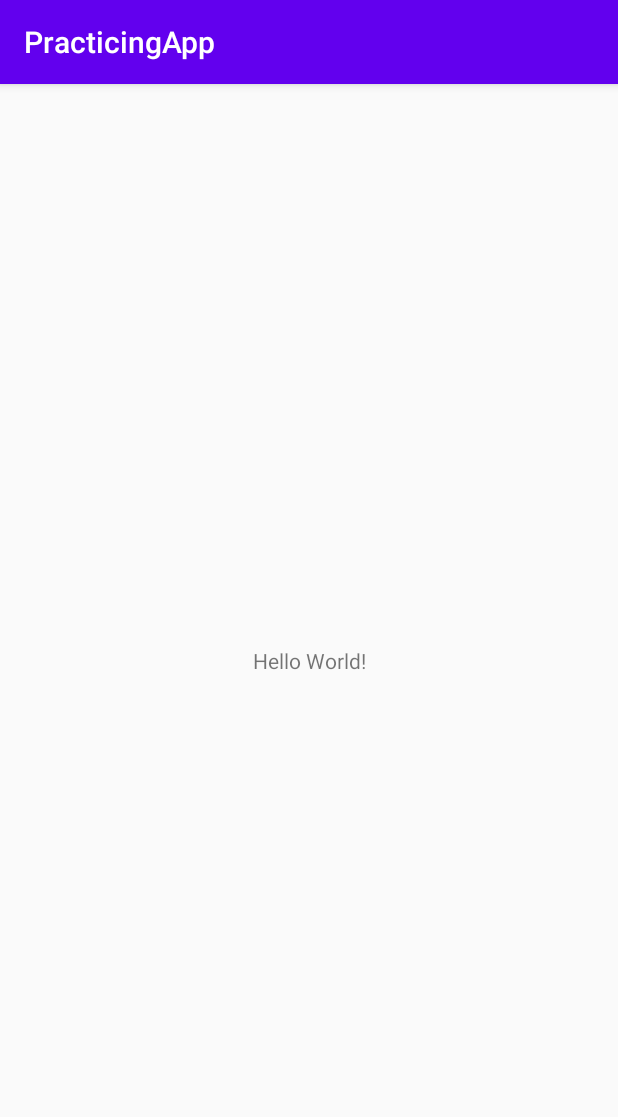
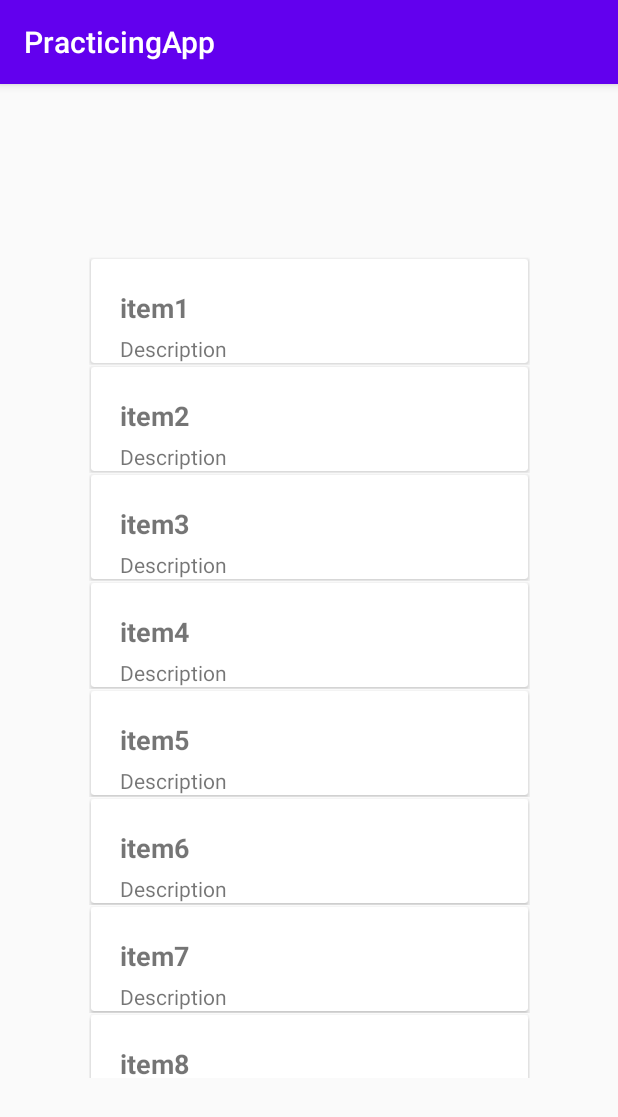
Before and after one commit to DeVanquisher/PractisingApp, an Android app: the screen it shows after launch (MainActivity), on a phone screen of 412 x 824 dp. Shown: the top 1117 px of the screen. Run offline under Robolectric (Android 15) with nearby library versions, the phone set to English and light mode, and no system bars.

Commit message:
Recycler view added

```diff
--- a/app/build.gradle
+++ b/app/build.gradle
@@ -26,6 +26,8 @@ dependencies {
     implementation fileTree(dir: "libs", include: ["*.jar"])
     implementation 'androidx.appcompat:appcompat:1.1.0'
     implementation 'androidx.constraintlayout:constraintlayout:1.1.3'
+    implementation 'androidx.recyclerview:recyclerview:1.1.0'
+    implementation 'androidx.cardview:cardview:1.0.0'
     testImplementation 'junit:junit:4.12'
     androidTestImplementation 'androidx.test.ext:junit:1.1.1'
     androidTestImplementation 'androidx.test.espresso:espresso-core:3.2.0'
--- /dev/null
+++ b/app/src/main/java/Adapter/MyAdapter.java
@@ -0,0 +1,60 @@
+package Adapter;
+
+import android.content.Context;
+import android.view.LayoutInflater;
+import android.view.View;
+import android.view.ViewGroup;
+import android.widget.TextView;
+
+import androidx.annotation.NonNull;
+import androidx.recyclerview.widget.RecyclerView;
+
+import com.example.practicingapp.R;
+
+import java.util.List;
+
+import Model.ListItem;
+
+public class MyAdapter extends RecyclerView.Adapter<MyAdapter.ViewHolder> {
+
+    private Context context;
+    private List<ListItem>listItems;
+
+    public MyAdapter(Context context, List listitem){
+        this.context = context;
+        this.listItems = listitem;
+
+    }
+    @NonNull
+    @Override
+    public ViewHolder onCreateViewHolder(@NonNull ViewGroup parent, int viewType) {
+        View view = LayoutInflater.from(parent.getContext()).inflate(R.layout.list_row, parent, false);
+        return new ViewHolder(view);
+    }
+
+    @Override
+    public void onBindViewHolder(@NonNull MyAdapter.ViewHolder holder, int position) {
+
+        ListItem item = listItems.get(position);
+        holder.name.setText(item.getName());
+        holder.description.setText(item.getDescription());
+
+    }
+
+    @Override
+    public int getItemCount() {
+        return listItems.size();
+    }
+
+    public class ViewHolder extends RecyclerView.ViewHolder {
+        public TextView name;
+        public TextView description;
+
+        public ViewHolder(@NonNull View itemView) {
+            super(itemView);
+
+            name = (TextView) itemView.findViewById(R.id.title);
+            description = (TextView) itemView.findViewById(R.id.description);
+        }
+    }
+}
--- /dev/null
+++ b/app/src/main/java/Model/ListItem.java
@@ -0,0 +1,29 @@
+package Model;
+
+public class ListItem {
+    private String name;
+    private String description;
+
+    public ListItem(String name, String description){
+        this.name = name;
+        this.description = description;
+
+    }
+
+    public String getName() {
+        return name;
+    }
+
+    public void setName(String name) {
+        this.name = name;
+    }
+
+    public String getDescription() {
+        return description;
+    }
+
+    public void setDescription(String description) {
+        this.description = description;
+    }
+
+}
--- a/app/src/main/java/com/example/practicingapp/MainActivity.java
+++ b/app/src/main/java/com/example/practicingapp/MainActivity.java
@@ -1,14 +1,42 @@
 package com.example.practicingapp;
 
 import androidx.appcompat.app.AppCompatActivity;
+import androidx.recyclerview.widget.LinearLayoutManager;
+import androidx.recyclerview.widget.RecyclerView;
 
 import android.os.Bundle;
 
+import java.util.ArrayList;
+import java.util.List;
+
+import Adapter.MyAdapter;
+import Model.ListItem;
+
 public class MainActivity extends AppCompatActivity {
+
+    private RecyclerView recyclerView;
+    private RecyclerView.Adapter adapter;
+    private List<ListItem> listItems;
 
     @Override
     protected void onCreate(Bundle savedInstanceState) {
         super.onCreate(savedInstanceState);
         setContentView(R.layout.activity_main);
+
+        recyclerView = (RecyclerView) findViewById(R.id.recyclerViewID);
+        recyclerView.setHasFixedSize(true);
+        recyclerView.setLayoutManager(new LinearLayoutManager(this));
+
+        listItems = new ArrayList<>();
+        for(int i = 0;i<10;i++){
+            ListItem item = new ListItem(
+                    "item"+(i+1),
+                    "Description"
+            );
+            listItems.add(item);
+        }
+
+        adapter = new MyAdapter(this, listItems);
+        recyclerView.setAdapter(adapter);
     }
 }
--- a/app/src/main/res/layout/activity_main.xml
+++ b/app/src/main/res/layout/activity_main.xml
@@ -6,13 +6,19 @@
     android:layout_height="match_parent"
     tools:context=".MainActivity">
 
-    <TextView
-        android:layout_width="wrap_content"
-        android:layout_height="wrap_content"
-        android:text="Hello World!"
+    <androidx.recyclerview.widget.RecyclerView
+        android:id="@+id/recyclerViewID"
+        android:layout_width="294dp"
+        android:layout_height="557dp"
+        android:layout_marginStart="8dp"
+        android:layout_marginLeft="8dp"
+        android:layout_marginTop="8dp"
+        android:layout_marginEnd="8dp"
+        android:layout_marginRight="8dp"
+        android:layout_marginBottom="8dp"
+        android:paddingTop="10dp"
         app:layout_constraintBottom_toBottomOf="parent"
-        app:layout_constraintLeft_toLeftOf="parent"
-        app:layout_constraintRight_toRightOf="parent"
+        app:layout_constraintEnd_toEndOf="parent"
+        app:layout_constraintStart_toStartOf="parent"
         app:layout_constraintTop_toTopOf="parent" />
-
 </androidx.constraintlayout.widget.ConstraintLayout>
--- /dev/null
+++ b/app/src/main/res/layout/list_row.xml
@@ -0,0 +1,40 @@
+<?xml version="1.0" encoding="utf-8"?>
+<RelativeLayout
+    xmlns:android="http://schemas.android.com/apk/res/android" android:layout_width="match_parent"
+    android:layout_height="wrap_content">
+
+    <androidx.cardview.widget.CardView
+        android:id="@+id/cardview"
+        android:layout_width="match_parent"
+        android:layout_margin="@dimen/cardview_compat_inset_shadow"
+        android:layout_height="wrap_content" >
+
+        <LinearLayout
+            android:layout_width="397dp"
+            android:layout_height="match_parent"
+            android:paddingTop="10dp"
+            android:paddingLeft="5dp"
+            android:orientation="vertical">
+
+            <TextView
+                android:id="@+id/title"
+                android:layout_width="wrap_content"
+                android:layout_height="wrap_content"
+                android:layout_weight="1"
+                android:paddingLeft="14dp"
+                android:paddingTop="10dp"
+                android:text="Title"
+                android:textSize="18sp"
+                android:textStyle="bold" />
+
+            <TextView
+                android:id="@+id/description"
+                android:layout_width="wrap_content"
+                android:layout_height="wrap_content"
+                android:layout_weight="1"
+                android:paddingLeft="14dp"
+                android:paddingTop="5dp"
+                android:text="Description" />
+        </LinearLayout>
+    </androidx.cardview.widget.CardView>
+</RelativeLayout>
```
